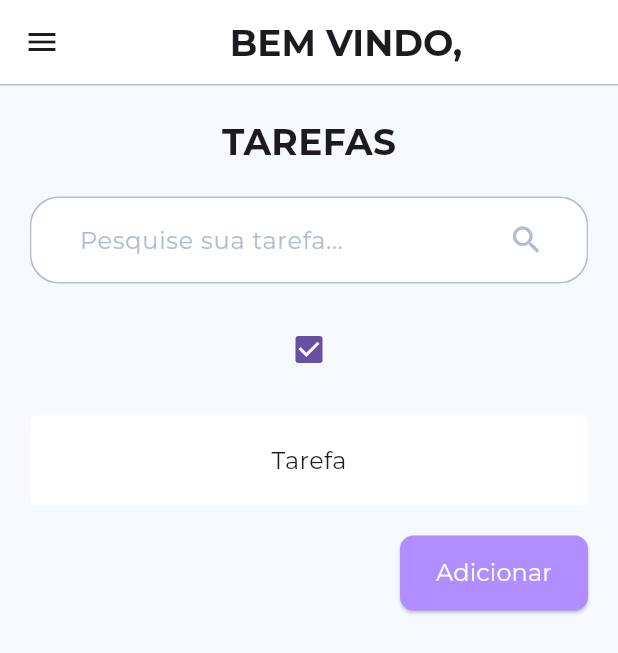
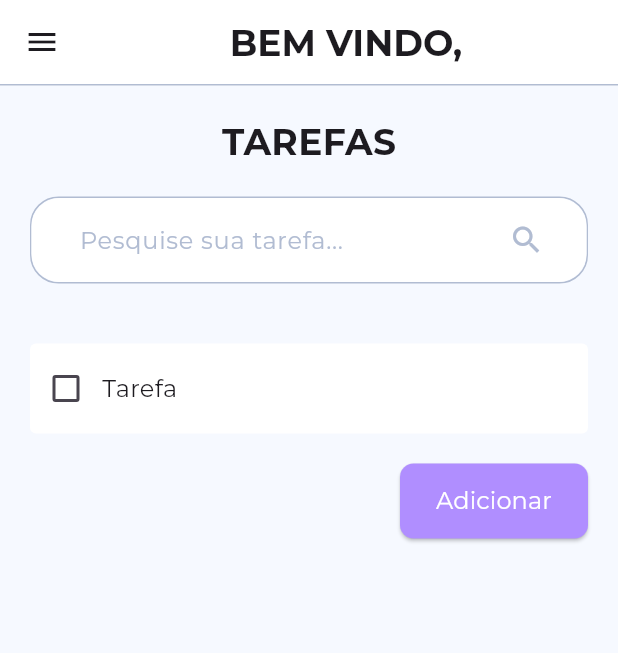
Before and after one commit to hellenilda/Tasks-manager-app, a Flutter app: the screen it shows after launch, after a tap on "Entrar", on a phone screen of 412 x 824 dp. Shown: the top 653 px of the screen. Run offline on Flutter 3.47's test engine with Material 3 defaults, Android fonts, the phone set to English and light mode, and no system bars.

Commit message:
:sparkles: feat: checkbox das tarefas (HomePage)

```diff
--- a/lib/features/home/home_page.dart
+++ b/lib/features/home/home_page.dart
@@ -4,6 +4,7 @@ import 'package:flutter/material.dart';
 
 class HomePage extends StatefulWidget {
   String? user;
+
   HomePage(this.user);
 
   @override
@@ -11,6 +12,8 @@ class HomePage extends StatefulWidget {
 }
 
 class _HomePageState extends State<HomePage> {
+  bool? _concluida = false;
+
   @override
   Widget build(BuildContext context) {
     return Scaffold(
@@ -92,9 +95,6 @@ class _HomePageState extends State<HomePage> {
                 ),
               ),
             ),
-            Checkbox(
-              value: true,
-              onChanged: (bool? val){}),
             Padding(
               padding: EdgeInsets.all(20),
               child: Container(
@@ -104,9 +104,20 @@ class _HomePageState extends State<HomePage> {
                 ),
                 height: 60,
                 child: Center(
-                  child: Text(
-                    'Tarefa',
-                    style: AppTextStyles.p,),
+                  child: Row(
+                    children: [
+                        Checkbox(
+                          value: _concluida,
+                          onChanged: (bool? val){
+                            setState(() {
+                              _concluida = val;
+                          });
+                        }),
+                        Text(
+                        'Tarefa',
+                        style: AppTextStyles.p,),
+                      ],
+                  ),
                 ),
               ),
             ),
```
